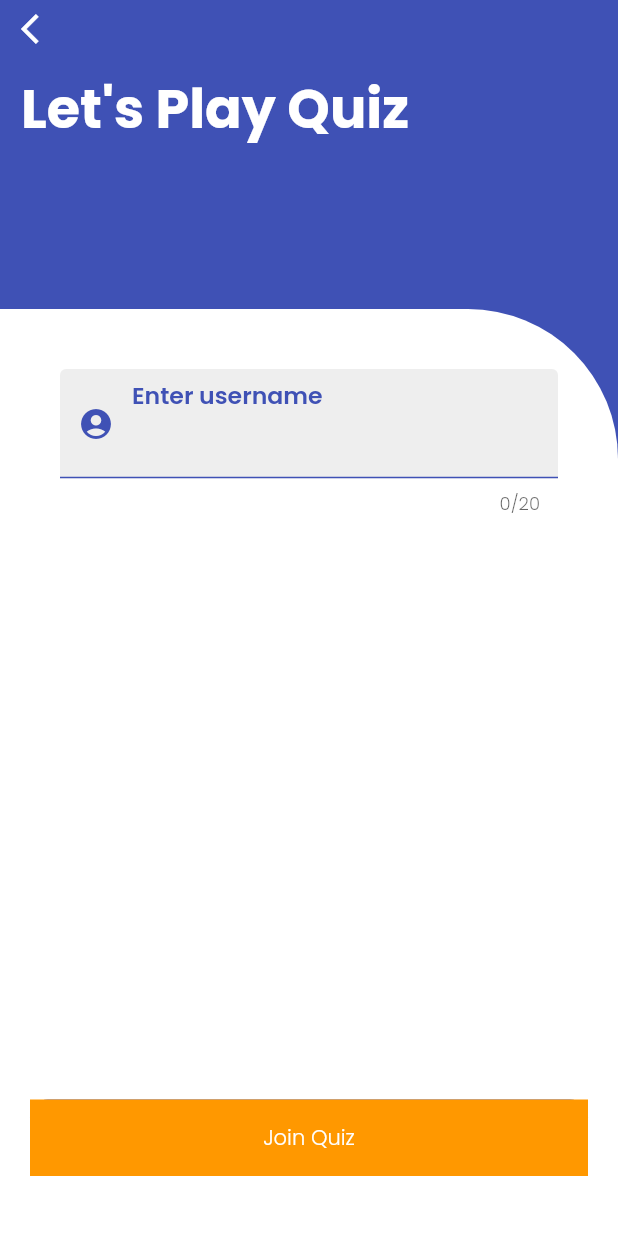
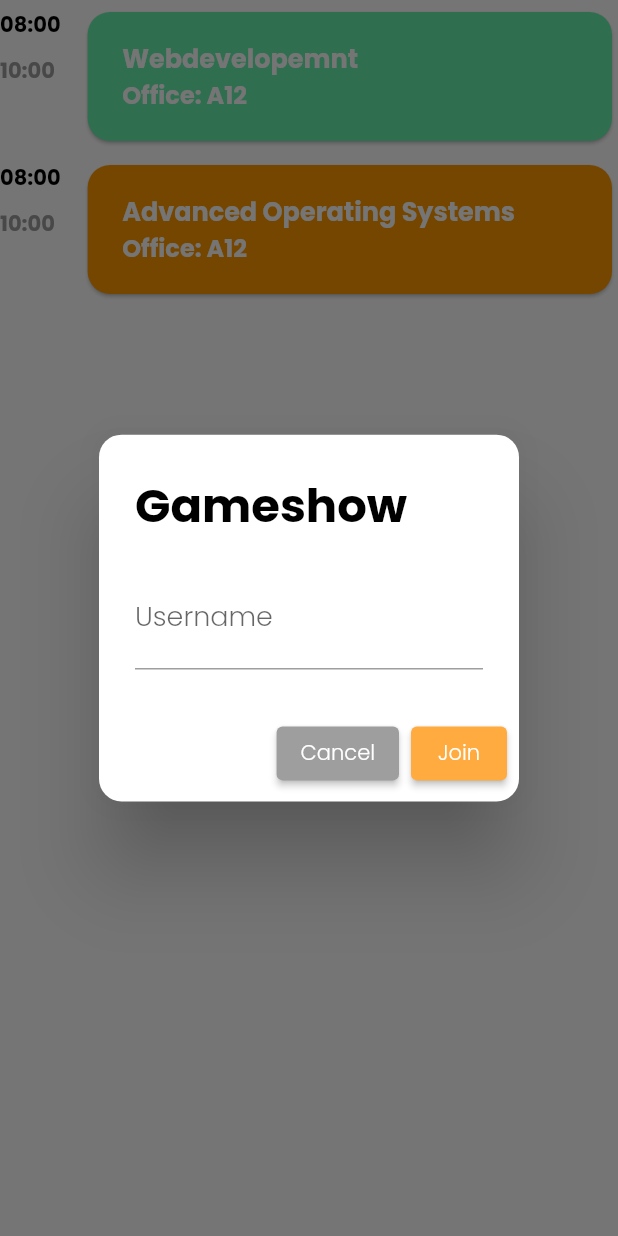
Before and after one commit to SchroederLionel/MasterArbeit_student_app, a Flutter app: the Body widget shown alone on an empty page, opened directly, after a tap on "08:00", on a phone screen of 412 x 824 dp. Run offline on Flutter 3.47's test engine with Material 2 defaults, Android fonts, the phone set to English and light mode, and no system bars; our stand-ins replace dartz, firebase_auth, shared_preferences, validators; accounts and stored records are empty.

Commit message:
Question & Lobby Dialog

```diff
--- a/crayon/lib/datamodels/lecture/lecture.dart
+++ b/crayon/lib/datamodels/lecture/lecture.dart
@@ -1,8 +1,9 @@
 import 'package:crayon/datamodels/lecture/lecture_date.dart';
-import 'package:crayon/datamodels/lecture/lecture_schedule.dart';
+
 import 'package:crayon/datamodels/lecture/slide.dart';
 
 class Lecture {
+  final bool isLobbyOpen;
   final String id;
   final String title;
   final String tid;
@@ -11,12 +12,16 @@ class Lecture {
   List<Slide> slides;
 
   Lecture(this.lectureDates, this.slides,
-      {required this.tid, required this.title, required this.id});
+      {required this.tid,
+      required this.title,
+      required this.id,
+      required this.isLobbyOpen});
 
   factory Lecture.fromJson(Map<String, dynamic>? json) {
     final tid = json!['uid'] as String;
     final id = json['id'] as String;
     final title = json['title'] as String;
+    final isLobbyOpen = json['isLobbyOpen'] as bool;
 
     final slidesData = json['slides'] as List<dynamic>?;
     final slides = slidesData != null
@@ -30,8 +35,8 @@ class Lecture {
             .toList()
         : <LectureDate>[];
 
-    Lecture lecture =
-        Lecture(lecturesDates, slides, tid: tid, title: title, id: id);
+    Lecture lecture = Lecture(lecturesDates, slides,
+        tid: tid, title: title, id: id, isLobbyOpen: isLobbyOpen);
 
     return lecture;
   }
@@ -82,17 +87,18 @@ LectureDate friday_mit = LectureDate(
     type: 'lecture');
 
 Lecture l1 = Lecture([thuesday_night, monday_morning], [],
-    tid: '1', title: 'Webdevelopemnt', id: '1');
+    tid: '1', title: 'Webdevelopemnt', id: '1', isLobbyOpen: true);
 
-Lecture l2 = Lecture([date3], [], tid: '1', title: 'App Development', id: '2');
+Lecture l2 = Lecture([date3], [],
+    tid: '1', title: 'App Development', id: '2', isLobbyOpen: false);
 
 Lecture l3 = Lecture([thuesday_night, monday_morning, friday_mit], [],
-    tid: '1', title: 'Advanced Operating Systems', id: '3');
+    tid: '1', title: 'Advanced Operating Systems', id: '3', isLobbyOpen: false);
 
-Lecture l4 =
-    Lecture([date3], [], tid: '1', title: 'Operating Systems', id: '4');
+Lecture l4 = Lecture([date3], [],
+    tid: '1', title: 'Operating Systems', id: '4', isLobbyOpen: false);
 
 Lecture l5 = Lecture([friday_mit, thuesday_midnight], [],
-    tid: '1', title: 'Testing Systems', id: '5');
+    tid: '1', title: 'Testing Systems', id: '5', isLobbyOpen: false);
 
 List<Lecture> lecture_data = [l1, l2, l3, l4, l5];
--- a/crayon/lib/datamodels/lecture/lecture_schedule.dart
+++ b/crayon/lib/datamodels/lecture/lecture_schedule.dart
@@ -4,10 +4,12 @@ class LectureSchedule {
   final String startingTime;
   final String endingTime;
   final String room;
+  final bool isLobbyOpen;
 
   LectureSchedule(
       {required this.title,
       required this.day,
+      required this.isLobbyOpen,
       required this.room,
       required this.startingTime,
       required this.endingTime});
--- a/crayon/lib/providers/util/theme.dart
+++ b/crayon/lib/providers/util/theme.dart
@@ -9,7 +9,7 @@ class ThemeProvider extends ChangeNotifier {
       primaryColor: Colors.orange,
       primaryColorDark: Colors.orange,
       iconTheme: const IconThemeData(color: Colors.white),
-      dialogBackgroundColor: Colors.indigo,
+      dialogBackgroundColor: Colors.white,
       elevatedButtonTheme: ElevatedButtonThemeData(
           style: ButtonStyle(
         backgroundColor: MaterialStateProperty.all<Color>(Colors.orangeAccent),
--- a/crayon/lib/route/route.dart
+++ b/crayon/lib/route/route.dart
@@ -1,6 +1,7 @@
 // Route Names
 import 'package:crayon/providers/navigation/navigation_provider.dart';
 import 'package:crayon/providers/quiz/quiz_indicator.dart';
+import 'package:crayon/providers/quiz/quiz_lobby_provider.dart';
 import 'package:crayon/providers/quiz/scrore.dart' as provider_score;
 import 'package:crayon/providers/quiz/time_provider.dart';
 import 'package:crayon/providers/util/error_provider.dart';
@@ -45,7 +46,9 @@ Route<dynamic> controller(RouteSettings routerSettings) {
           builder: (context) => MultiProvider(
                 providers: [
                   ChangeNotifierProvider<NavigationProvider>(
-                      create: (_) => NavigationProvider())
+                      create: (_) => NavigationProvider()),
+                  ChangeNotifierProvider<QuizLobbyProvider>(
+                      create: (_) => QuizLobbyProvider(context: context))
                 ],
                 child: const Dashboard(),
               ));
--- a/crayon/lib/screens/dashboard/components/body.dart
+++ b/crayon/lib/screens/dashboard/components/body.dart
@@ -69,6 +69,7 @@ class _BodyState extends State<Body> {
         if (getDayIndex(dates[j].day) == day) {
           LectureSchedule schedule = LectureSchedule(
               title: lectures[i].title,
+              isLobbyOpen: lectures[i].isLobbyOpen,
               day: dates[j].day,
               room: dates[j].room,
               startingTime: dates[j].startingTime,
--- /dev/null
+++ b/crayon/lib/screens/dashboard/components/quiz/quiz_login.dart
@@ -0,0 +1,49 @@
+import 'package:crayon/l10n/app_localizations.dart';
+import 'package:crayon/service/validator_service.dart';
+import 'package:crayon/widgets/cancel_button.dart';
+import 'package:crayon/widgets/custom_text_form_field.dart';
+import 'package:flutter/material.dart';
+
+class QuizLogin extends StatefulWidget {
+  const QuizLogin({Key? key}) : super(key: key);
+
+  @override
+  _QuizLoginState createState() => _QuizLoginState();
+}
+
+class _QuizLoginState extends State<QuizLogin> {
+  final TextEditingController _nameController = TextEditingController();
+
+  @override
+  void dispose() {
+    _nameController.dispose();
+    super.dispose();
+  }
+
+  @override
+  Widget build(BuildContext context) {
+    final appTranslation = AppLocalizations.of(context);
+    return AlertDialog(
+      shape: RoundedRectangleBorder(
+        borderRadius: BorderRadius.circular(15),
+      ),
+      actions: [
+        const CancelButton(),
+        ElevatedButton(onPressed: () {}, child: const Text('Join'))
+      ],
+      title: Text(
+        "Gameshow",
+        style: Theme.of(context).textTheme.headline2,
+      ),
+      content: CustomTextFormField(
+        controller: _nameController,
+        icon: Icons.account_circle,
+        isPassword: false,
+        labelText: 'Username',
+        validator: (String? text) =>
+            ValidatorService.isStringLengthAbove2(text, appTranslation),
+        onChanged: (_) {},
+      ),
+    );
+  }
+}
--- a/crayon/lib/screens/dashboard/components/schedule.dart
+++ b/crayon/lib/screens/dashboard/components/schedule.dart
@@ -1,6 +1,8 @@
 import 'package:crayon/datamodels/lecture/lecture_schedule.dart';
 import 'package:crayon/l10n/app_localizations.dart';
 import 'package:crayon/screens/dashboard/components/course_times.dart';
+import 'package:crayon/screens/dashboard/components/question/question_dialog.dart';
+import 'package:crayon/screens/dashboard/components/quiz/quiz_login.dart';
 import 'package:flutter/cupertino.dart';
 import 'package:flutter/material.dart';
 import 'package:crayon/route/route.dart' as route;
@@ -16,7 +18,21 @@ class Schedule extends StatelessWidget {
       padding: const EdgeInsets.symmetric(horizontal: 0.0, vertical: 4.0),
       child: InkWell(
         onTap: () {
-          Navigator.of(context).pushNamed(route.quizWelcome);
+          if (schedule.isLobbyOpen) {
+            showDialog(
+                barrierDismissible: false,
+                context: context,
+                builder: (BuildContext context) {
+                  return const QuizLogin();
+                });
+          } else {
+            showDialog(
+                barrierDismissible: false,
+                context: context,
+                builder: (BuildContext context) {
+                  return const QuestionDialog();
+                });
+          }
         },
         child: Row(
             mainAxisAlignment: MainAxisAlignment.start,
@@ -29,7 +45,9 @@ class Schedule extends StatelessWidget {
               const SizedBox(width: 14),
               Expanded(
                 child: Card(
-                  color: Colors.orangeAccent,
+                  color: schedule.isLobbyOpen
+                      ? Colors.greenAccent
+                      : Theme.of(context).primaryColor,
                   shape: RoundedRectangleBorder(
                     borderRadius: BorderRadius.circular(15.0),
                   ),
--- a/crayon/lib/screens/dashboard/dashboard.dart
+++ b/crayon/lib/screens/dashboard/dashboard.dart
@@ -12,6 +12,7 @@ class Dashboard extends StatelessWidget {
   Widget build(BuildContext context) {
     SystemChrome.setEnabledSystemUIMode(SystemUiMode.immersive, overlays: []);
     return Scaffold(
+      resizeToAvoidBottomInset: false,
       body: Row(
         children: [
           const Navigation(),
--- a/crayon/lib/screens/quiz/welcome_screen.dart
+++ b/crayon/lib/screens/quiz/welcome_screen.dart
@@ -20,7 +20,6 @@ class _WelcomeScreenState extends State<WelcomeScreen> {
   Widget build(BuildContext context) {
     return Scaffold(
         resizeToAvoidBottomInset: false,
-        backgroundColor: Colors.indigo,
         body: SafeArea(
           child: Column(
             crossAxisAlignment: CrossAxisAlignment.start,
@@ -52,20 +51,10 @@ class _WelcomeScreenState extends State<WelcomeScreen> {
                 height: 100,
               ),
               Expanded(
-                child: Container(
-                  padding: const EdgeInsets.all(20),
-                  decoration: const BoxDecoration(
-                    borderRadius:
-                        BorderRadius.only(topRight: Radius.circular(100)),
-                    color: Colors.white,
-                  ),
                 child: Column(
                   mainAxisAlignment: MainAxisAlignment.start,
                   crossAxisAlignment: CrossAxisAlignment.start,
                   children: [
-                      const SizedBox(
-                        height: 20,
-                      ),
                     Padding(
                       padding: const EdgeInsets.symmetric(horizontal: 20.0),
                       child: TextField(
@@ -76,12 +65,9 @@ class _WelcomeScreenState extends State<WelcomeScreen> {
                             enabledBorder: const UnderlineInputBorder(
                               borderSide: BorderSide(color: Colors.indigo),
                             ),
-                              floatingLabelBehavior:
-                                  FloatingLabelBehavior.always,
+                            floatingLabelBehavior: FloatingLabelBehavior.always,
                             isCollapsed: false,
                             enabled: true,
-                              fillColor: Colors.grey[200],
-                              filled: true,
                             prefixIcon: const Icon(
                               Icons.account_circle,
                               color: Colors.indigo,
@@ -102,13 +88,12 @@ class _WelcomeScreenState extends State<WelcomeScreen> {
                       },
                       child: Container(
                         width: double.infinity,
-                          color: Theme.of(context).primaryColor,
                         alignment: Alignment.center,
                         padding: const EdgeInsets.all(20 * 0.75),
-                          decoration: const BoxDecoration(
-                              color: Colors.indigo,
+                        decoration: BoxDecoration(
+                            color: Theme.of(context).primaryColor,
                             borderRadius:
-                                  BorderRadius.all(Radius.circular(12))),
+                                const BorderRadius.all(Radius.circular(12))),
                         child: Text(
                           'Join Quiz',
                           style: Theme.of(context)
@@ -124,7 +109,6 @@ class _WelcomeScreenState extends State<WelcomeScreen> {
                   ],
                 ),
               ),
-              ),
             ],
           ),
         ));
```
Also changed, not shown: crayon/lib/providers/quiz/quiz_lobby_provider.dart (added, +18 -0 lines), crayon/lib/screens/dashboard/components/day_time.dart (+10 -1 lines), crayon/lib/screens/dashboard/components/question/question_dialog.dart (added, +47 -0 lines). Lines whose indentation alone changed are shown as unchanged.
